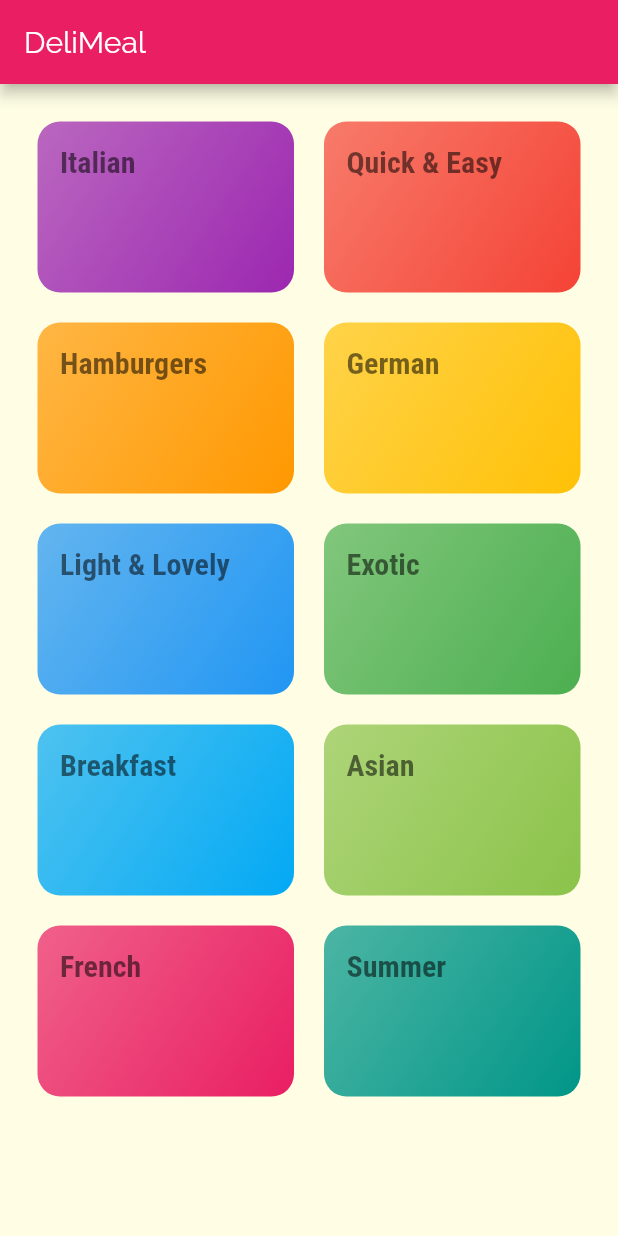
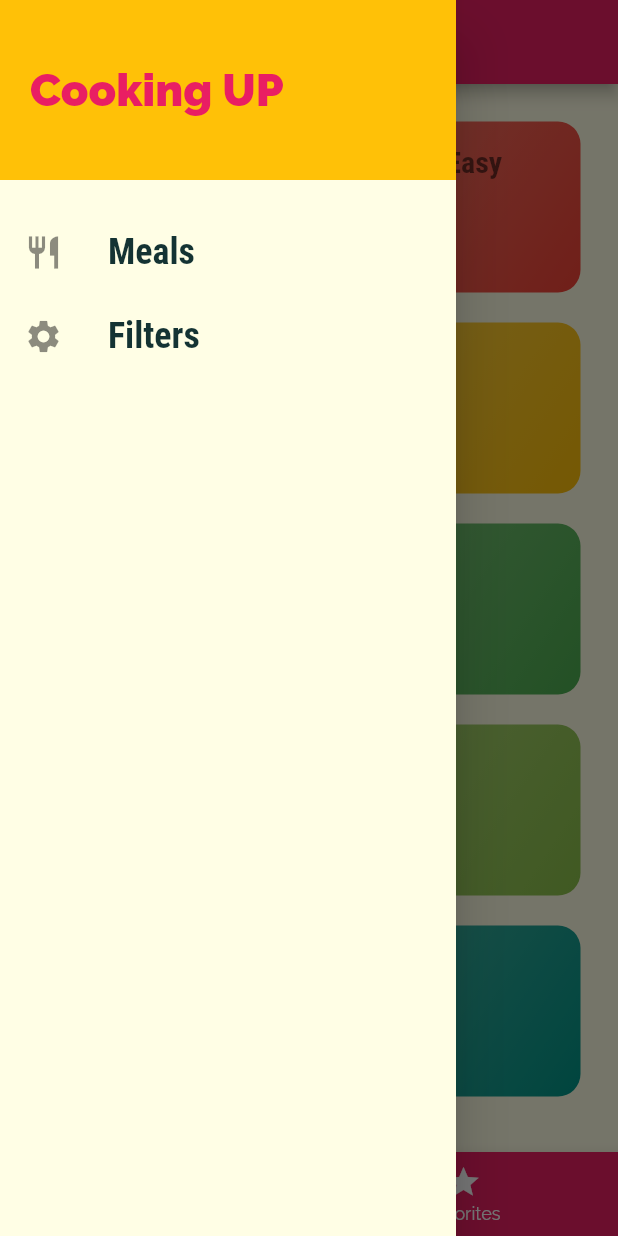
Before and after one commit to ttyt0416/flutter_meal, a Flutter app: the screen it shows after launch, with the side drawer open (before the commit the screen has no drawer), on a phone screen of 412 x 824 dp. Run offline on Flutter 3.47's test engine with Material 2 defaults, Android fonts, the phone set to English and light mode, and no system bars.

Commit message:
adding bottom bar, filtering screen, side drawer, etc

```diff
--- a/lib/main.dart
+++ b/lib/main.dart
@@ -3,6 +3,8 @@ import 'package:flutter/material.dart';
 import './screens/meal_detail_screen.dart';
 import './screens/categories_screen.dart';
 import './screens/category_meals_screen.dart';
+import './screens/tabs_screen.dart';
+import './screens/filters_screen.dart';
 
 void main() {
   runApp(MyApp());
@@ -32,11 +34,13 @@ class MyApp extends StatelessWidget {
               ),
             ),
       ),
-      home: CategoriesScreen(),
-      initialRoute: '/',
+      // home: CategoriesScreen(),
+      initialRoute: '/', //default route is '/'
       routes: {
+        '/': (ctx) => TabsScreen(),
         CategoryMealsScreen.routeName: (ctx) => CategoryMealsScreen(),
         MealDetailScreen.routeName: (ctx) => MealDetailScreen(),
+        FiltersScreen.routeName: (ctx) => FiltersScreen(),
       },
       onUnknownRoute: (settings) {
         return MaterialPageRoute(
--- a/lib/screens/categories_screen.dart
+++ b/lib/screens/categories_screen.dart
@@ -6,16 +6,11 @@ import '../widgets/category_item.dart';
 class CategoriesScreen extends StatelessWidget {
   @override
   Widget build(BuildContext context) {
-    return Scaffold(
-      appBar: AppBar(
-        title: const Text('DeliMeal'),
-      ),
-      body: GridView(
+    return GridView(
       padding: const EdgeInsets.all(25),
       children: DUMMY_CATEGORIES
           .map(
-              (catData) =>
-                  CategoryItem(catData.id, catData.title, catData.color),
+            (catData) => CategoryItem(catData.id, catData.title, catData.color),
           )
           .toList(),
       gridDelegate: SliverGridDelegateWithMaxCrossAxisExtent(
@@ -24,7 +19,6 @@ class CategoriesScreen extends StatelessWidget {
         crossAxisSpacing: 20,
         mainAxisSpacing: 20,
       ),
-      ),
     );
   }
 }
--- /dev/null
+++ b/lib/screens/tabs_screen.dart
@@ -0,0 +1,64 @@
+import 'package:flutter/material.dart';
+
+import './categories_screen.dart';
+import './favorites_screen.dart';
+import '../widgets/main_drawer.dart';
+
+class TabsScreen extends StatefulWidget {
+  @override
+  _TabsScreenState createState() => _TabsScreenState();
+}
+
+class _TabsScreenState extends State<TabsScreen> {
+  final List<Map<String, Object>> _pages = [
+    {
+      'page': CategoriesScreen(),
+      'title': 'Categories',
+    },
+    {
+      'page': FavoritesScreen(),
+      'title': 'Favorite',
+    },
+  ];
+  int _selectedPageIndex = 0;
+
+  void _selectPage(int index) {
+    setState(
+      () {
+        _selectedPageIndex = index;
+      },
+    );
+  }
+
+  @override
+  Widget build(BuildContext context) {
+    return Scaffold(
+      appBar: AppBar(
+        title: Text(
+          _pages[_selectedPageIndex]['title'],
+        ),
+      ),
+      drawer: MainDrawer(),
+      body: _pages[_selectedPageIndex]['page'],
+      bottomNavigationBar: BottomNavigationBar(
+        onTap: _selectPage,
+        backgroundColor: Theme.of(context).primaryColor,
+        unselectedItemColor: Colors.white,
+        selectedItemColor: Theme.of(context).accentColor,
+        currentIndex: _selectedPageIndex,
+        items: [
+          BottomNavigationBarItem(
+            backgroundColor: Theme.of(context).primaryColor,
+            icon: Icon(Icons.category),
+            label: 'Categories',
+          ),
+          BottomNavigationBarItem(
+            backgroundColor: Theme.of(context).primaryColor,
+            icon: Icon(Icons.star),
+            label: 'Favorites',
+          ),
+        ],
+      ),
+    );
+  }
+}
--- /dev/null
+++ b/lib/widgets/main_drawer.dart
@@ -0,0 +1,66 @@
+import 'package:flutter/material.dart';
+
+import '../screens/filters_screen.dart';
+
+class MainDrawer extends StatelessWidget {
+  Widget buildListTile(String title, IconData icon, Function tapHandler) {
+    return ListTile(
+      leading: Icon(
+        icon,
+        size: 26,
+      ),
+      title: Text(
+        title,
+        style: TextStyle(
+          fontFamily: 'RobotoCondensed',
+          fontSize: 24,
+          fontWeight: FontWeight.bold,
+        ),
+      ),
+      onTap: tapHandler,
+    );
+  }
+
+  @override
+  Widget build(BuildContext context) {
+    return Drawer(
+      child: Column(
+        children: <Widget>[
+          Container(
+            height: 120,
+            width: double.infinity,
+            padding: EdgeInsets.all(20),
+            alignment: Alignment.centerLeft,
+            color: Theme.of(context).accentColor,
+            child: Text(
+              'Cooking UP',
+              style: TextStyle(
+                fontWeight: FontWeight.w900,
+                fontSize: 30,
+                color: Theme.of(context).primaryColor,
+              ),
+            ),
+          ),
+          SizedBox(
+            height: 20,
+          ),
+          buildListTile(
+            'Meals',
+            Icons.restaurant,
+            () {
+              Navigator.of(context).pushReplacementNamed('/');
+            },
+          ),
+          buildListTile(
+            'Filters',
+            Icons.settings,
+            () {
+              Navigator.of(context)
+                  .pushReplacementNamed(FiltersScreen.routeName);
+            },
+          ),
+        ],
+      ),
+    );
+  }
+}
```
Also changed, not shown: lib/screens/category_meals_screen.dart (+44 -19 lines), lib/screens/favorites_screen.dart (added, +8 -0 lines), lib/screens/filters_screen.dart (added, +13 -0 lines), lib/screens/meal_detail_screen.dart (+92 -3 lines), lib/widgets/meal_item.dart (+11 -1 lines). Lines whose indentation alone changed are shown as unchanged.
